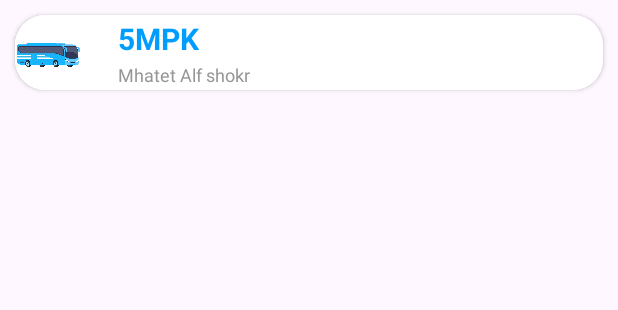
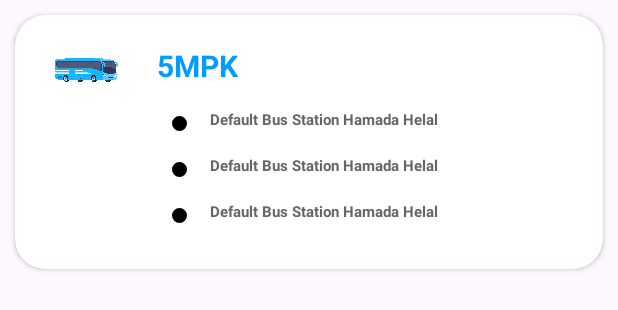
Before and after one commit to mustafahamdydev/5MPK, an Android app: the layout buses_rv_list_item.xml on its own in the app's theme, with its tools: preview values and no code run, on a phone screen of 412 x 824 dp. Shown: the top 310 px of the screen. Run offline under Robolectric (Android 15) with nearby library versions, the light colour scheme and no system bars.

Commit message:
New Bottom Sheet design and drawing the route

```diff
--- a/app/src/main/java/com/wanderer/MapsActivity.kt
+++ b/app/src/main/java/com/wanderer/MapsActivity.kt
@@ -110,8 +110,9 @@ class MapsActivity : AppCompatActivity() , OnMapReadyCallback {
                 val sheet = binding?.mapsBottomSheet
                 sheet?.let { bottomSheetBehavior = BottomSheetBehavior.from(it) }
                 bottomSheetBehavior.state = BottomSheetBehavior.STATE_COLLAPSED
-                bottomSheetBehavior.peekHeight = 1000
+                bottomSheetBehavior.peekHeight = 800
                 bottomSheetBehavior.addBottomSheetCallback(bottomSheetCallback)
+                bottomSheetBehavior.isDraggable = false
             }
         })
 
@@ -172,7 +173,6 @@ class MapsActivity : AppCompatActivity() , OnMapReadyCallback {
                     val latLng: LatLng? = p0.latLng
                     destinationLatLng = p0.latLng
                     zoomOnMap(latLng!!)
-                    bottomSheetBehavior.state=BottomSheetBehavior.STATE_EXPANDED
                     mGoogleMap!!.addMarker(MarkerOptions().position(latLng).title("Your Destination"))
                     setDrawingPLaceDistance()
                 }
--- /dev/null
+++ b/app/src/main/res/drawable/circle.xml
@@ -0,0 +1,5 @@
+<?xml version="1.0" encoding="utf-8"?>
+<shape android:shape="oval" xmlns:android="http://schemas.android.com/apk/res/android">
+    <solid android:color="@color/black"/>
+    <stroke android:width="1dp"/>
+</shape>
--- a/app/src/main/res/layout/recycler_view_list.xml
+++ b/app/src/main/res/layout/buses_rv_list_item.xml
@@ -6,11 +6,13 @@
     android:layout_height="wrap_content"
     android:layout_margin="10dp"
     android:layout_marginBottom="10dp"
+    app:cardBackgroundColor="@color/white"
     app:cardCornerRadius="20dp">
 
     <androidx.constraintlayout.widget.ConstraintLayout
         android:layout_width="match_parent"
-        android:layout_height="wrap_content"
+        android:layout_height="match_parent"
+        android:layout_margin="10dp"
         android:background="@color/white">
 
         <androidx.constraintlayout.widget.Guideline
@@ -18,15 +20,14 @@
             android:layout_width="wrap_content"
             android:layout_height="wrap_content"
             android:orientation="vertical"
-            app:layout_constraintGuide_percent="0.11" />
+            app:layout_constraintGuide_percent="0.2" />
 
         <ImageView
-            android:contentDescription="@string/app_name"
-            android:id="@+id/image"
+            android:id="@+id/busImage"
             android:layout_width="50dp"
             android:layout_height="50dp"
+            android:contentDescription="@string/app_name"
             android:padding="0dp"
-            app:layout_constraintBottom_toBottomOf="parent"
             app:layout_constraintDimensionRatio="1:1"
             app:layout_constraintEnd_toStartOf="@+id/guideline2"
             app:layout_constraintStart_toStartOf="parent"
@@ -37,28 +38,24 @@
             android:id="@+id/busName"
             android:layout_width="wrap_content"
             android:layout_height="wrap_content"
-            android:layout_marginStart="25dp"
+            android:layout_marginStart="10dp"
+            android:layout_marginTop="10dp"
+            android:text="@string/app_name"
             android:textColor="@color/blue_150"
             android:textSize="20sp"
             android:textStyle="bold"
-            app:layout_constraintBottom_toTopOf="@+id/stopName"
             app:layout_constraintStart_toStartOf="@+id/guideline2"
-            app:layout_constraintTop_toTopOf="parent"
-            android:text="@string/app_name"
-            />
+            app:layout_constraintTop_toTopOf="parent" />
 
-        <TextView
-            android:id="@+id/stopName"
+        <androidx.recyclerview.widget.RecyclerView
+            android:id="@+id/rvBusStops"
             android:layout_width="wrap_content"
             android:layout_height="wrap_content"
-            android:layout_marginStart="25dp"
-            android:textColor="#979696"
-            android:textSize="12sp"
-            app:layout_constraintBottom_toBottomOf="parent"
-            app:layout_constraintStart_toStartOf="@+id/guideline2"
-            app:layout_constraintTop_toBottomOf="@+id/busName"
-            tools:text="Mhatet Alf shokr" />
-
+            android:layout_margin="10dp"
+            tools:listitem="@layout/stops_rv_list_item"
+            app:layout_constraintStart_toEndOf="@id/guideline2"
+            app:layout_constraintTop_toBottomOf="@id/busName"
+            app:layout_constraintBottom_toBottomOf="parent"/>
 
     </androidx.constraintlayout.widget.ConstraintLayout>
 </androidx.cardview.widget.CardView>
--- /dev/null
+++ b/app/src/main/res/layout/stops_rv_list_item.xml
@@ -0,0 +1,37 @@
+<?xml version="1.0" encoding="utf-8"?>
+<androidx.constraintlayout.widget.ConstraintLayout xmlns:android="http://schemas.android.com/apk/res/android"
+    android:layout_width="wrap_content"
+    android:layout_height="wrap_content"
+    xmlns:app="http://schemas.android.com/apk/res-auto">
+
+    <LinearLayout
+        android:layout_width="wrap_content"
+        android:layout_height="wrap_content"
+        android:orientation="horizontal"
+        app:layout_constraintStart_toStartOf="parent"
+        app:layout_constraintTop_toTopOf="parent">
+
+        <ImageView
+            android:id="@+id/circle"
+            android:layout_width="10dp"
+            android:layout_height="10dp"
+            android:layout_margin="10dp"
+            android:src="@drawable/circle"/>
+
+        <TextView
+            android:id="@+id/stopName"
+            android:layout_width="wrap_content"
+            android:layout_height="20dp"
+            android:text="Default Bus Station Hamada Helal"
+            android:textSize="10sp"
+            android:textColor="@color/grey"
+            android:layout_margin="5dp"
+            android:textStyle="bold"/>
+
+    </LinearLayout>
+
+
+
+
+
+</androidx.constraintlayout.widget.ConstraintLayout>
```
Also changed, not shown: app/src/main/java/com/wanderer/Constants.kt (+22 -0 lines), app/src/main/java/com/wanderer/PyBackend.kt (+0 -13 lines), app/src/main/java/com/wanderer/ResultActivity.kt (+34 -24 lines), app/src/main/java/com/wanderer/ResultScreenAdapter.kt (deleted, +0 -37 lines), app/src/main/java/com/wanderer/ResultScreenAdapters.kt (added, +58 -0 lines), app/src/main/java/com/wanderer/ResultScreenData.kt (+8 -4 lines), app/src/main/res/layout/activity_result.xml (+3 -7 lines).
